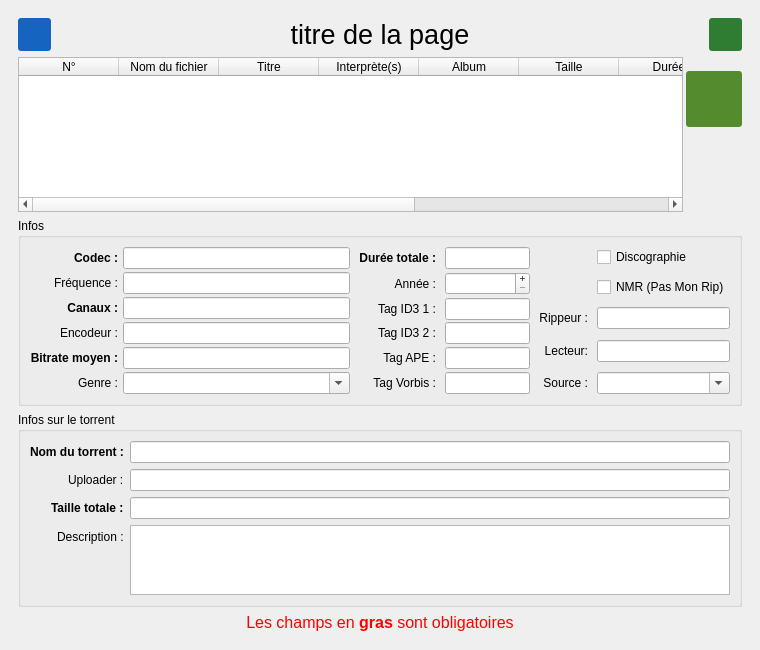
Before: the Qt Designer form tnb_gui.ui in zdimension/t411nfobuilder, drawn with Qt 5.
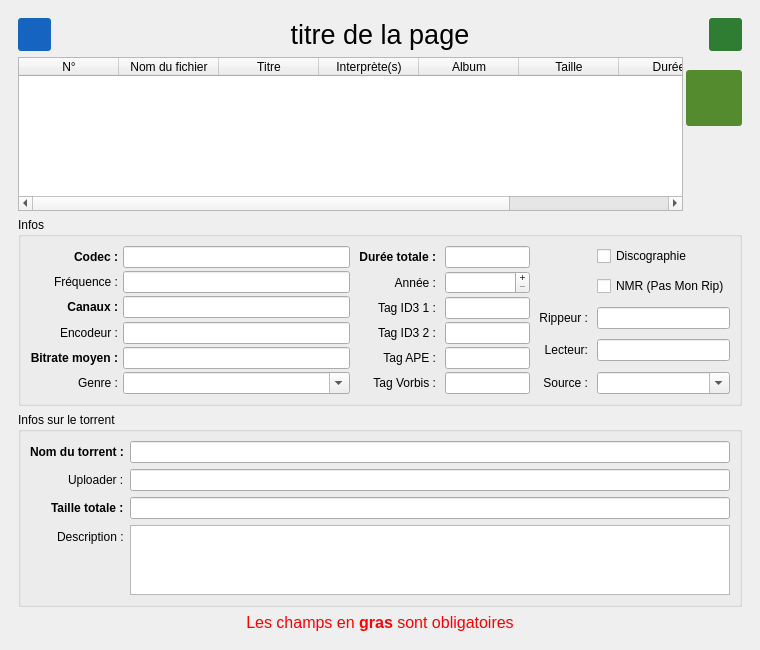
After: the same form once the commit is applied. The open tabs and pages were chosen to show the change. Icons and pictures are not drawn.

```diff
--- a/tnb_gui.ui
+++ b/tnb_gui.ui
@@ -18,8 +18,8 @@
   </property>
   <property name="maximumSize">
    <size>
-    <width>760</width>
-    <height>650</height>
+    <width>16777215</width>
+    <height>16777215</height>
    </size>
   </property>
   <property name="windowTitle">
@@ -449,7 +449,7 @@
                  <enum>Qt::SolidLine</enum>
                 </property>
                 <property name="columnCount">
-                 <number>10</number>
+                 <number>8</number>
                 </property>
                 <attribute name="verticalHeaderVisible">
                  <bool>false</bool>
@@ -500,16 +500,6 @@
                   <string>Bitrate</string>
                  </property>
                 </column>
-                <column>
-                 <property name="text">
-                  <string>filename</string>
-                 </property>
-                </column>
-                <column>
-                 <property name="text">
-                  <string>brate</string>
-                 </property>
-                </column>
                </widget>
               </item>
               <item>
@@ -636,6 +626,12 @@
             </item>
             <item>
              <widget class="QGroupBox" name="horizontalGroupBox_2">
+              <property name="sizePolicy">
+               <sizepolicy hsizetype="Preferred" vsizetype="Maximum">
+                <horstretch>0</horstretch>
+                <verstretch>0</verstretch>
+               </sizepolicy>
+              </property>
               <property name="title">
                <string>Infos</string>
               </property>
@@ -3970,69 +3966,54 @@
                     </widget>
                    </item>
                    <item row="1" column="1">
-                    <spacer name="verticalSpacer">
-                     <property name="orientation">
-                      <enum>Qt::Vertical</enum>
+                    <widget class="QWidget" name="widget_13" native="true">
+                     <property name="sizePolicy">
+                      <sizepolicy hsizetype="Preferred" vsizetype="Preferred">
+                       <horstretch>0</horstretch>
+                       <verstretch>1</verstretch>
+                      </sizepolicy>
                      </property>
-                     <property name="sizeHint" stdset="0">
-                      <size>
-                       <width>20</width>
-                       <height>10</height>
-                      </size>
-                     </property>
-                    </spacer>
+                    </widget>
                    </item>
                    <item row="3" column="1">
-                    <spacer name="verticalSpacer_2">
-                     <property name="orientation">
-                      <enum>Qt::Vertical</enum>
+                    <widget class="QWidget" name="widget_14" native="true">
+                     <property name="sizePolicy">
+                      <sizepolicy hsizetype="Preferred" vsizetype="Preferred">
+                       <horstretch>0</horstretch>
+                       <verstretch>1</verstretch>
+                      </sizepolicy>
                      </property>
-                     <property name="sizeHint" stdset="0">
-                      <size>
-                       <width>20</width>
-                       <height>10</height>
-                      </size>
-                     </property>
-                    </spacer>
+                    </widget>
                    </item>
                    <item row="5" column="1">
-                    <spacer name="verticalSpacer_3">
-                     <property name="orientation">
-                      <enum>Qt::Vertical</enum>
+                    <widget class="QWidget" name="widget_15" native="true">
+                     <property name="sizePolicy">
+                      <sizepolicy hsizetype="Preferred" vsizetype="Preferred">
+                       <horstretch>0</horstretch>
+                       <verstretch>1</verstretch>
+                      </sizepolicy>
                      </property>
-                     <property name="sizeHint" stdset="0">
-                      <size>
-                       <width>20</width>
-                       <height>10</height>
-                      </size>
-                     </property>
-                    </spacer>
+                    </widget>
                    </item>
                    <item row="7" column="1">
-                    <spacer name="verticalSpacer_4">
-                     <property name="orientation">
-                      <enum>Qt::Vertical</enum>
+                    <widget class="QWidget" name="widget_16" native="true">
+                     <property name="sizePolicy">
+                      <sizepolicy hsizetype="Preferred" vsizetype="Preferred">
+                       <horstretch>0</horstretch>
+                       <verstretch>1</verstretch>
+                      </sizepolicy>
                      </property>
-                     <property name="sizeHint" stdset="0">
-                      <size>
-                       <width>20</width>
-                       <height>10</height>
-                      </size>
-                     </property>
-                    </spacer>
+                    </widget>
                    </item>
                    <item row="9" column="1">
-                    <spacer name="verticalSpacer_5">
-                     <property name="orientation">
-                      <enum>Qt::Vertical</enum>
+                    <widget class="QWidget" name="widget_17" native="true">
+                     <property name="sizePolicy">
+                      <sizepolicy hsizetype="Preferred" vsizetype="Preferred">
+                       <horstretch>0</horstretch>
+                       <verstretch>1</verstretch>
+                      </sizepolicy>
                      </property>
-                     <property name="sizeHint" stdset="0">
-                      <size>
-                       <width>20</width>
-                       <height>10</height>
-                      </size>
-                     </property>
-                    </spacer>
+                    </widget>
                    </item>
                   </layout>
                  </item>
@@ -4161,69 +4142,54 @@
                     <widget class="QLineEdit" name="audio_vorbisTag"/>
                    </item>
                    <item row="1" column="1">
-                    <spacer name="verticalSpacer_6">
-                     <property name="orientation">
-                      <enum>Qt::Vertical</enum>
+                    <widget class="QWidget" name="widget_18" native="true">
+                     <property name="sizePolicy">
+                      <sizepolicy hsizetype="Preferred" vsizetype="Preferred">
+                       <horstretch>0</horstretch>
+                       <verstretch>1</verstretch>
+                      </sizepolicy>
                      </property>
-                     <property name="sizeHint" stdset="0">
-                      <size>
-                       <width>20</width>
-                       <height>10</height>
-                      </size>
-                     </property>
-                    </spacer>
+                    </widget>
                    </item>
                    <item row="3" column="1">
-                    <spacer name="verticalSpacer_7">
-                     <property name="orientation">
-                      <enum>Qt::Vertical</enum>
+                    <widget class="QWidget" name="widget_19" native="true">
+                     <property name="sizePolicy">
+                      <sizepolicy hsizetype="Preferred" vsizetype="Preferred">
+                       <horstretch>0</horstretch>
+                       <verstretch>1</verstretch>
+                      </sizepolicy>
                      </property>
-                     <property name="sizeHint" stdset="0">
-                      <size>
-                       <width>20</width>
-                       <height>10</height>
-                      </size>
-                     </property>
-                    </spacer>
+                    </widget>
                    </item>
                    <item row="5" column="1">
-                    <spacer name="verticalSpacer_8">
-                     <property name="orientation">
-                      <enum>Qt::Vertical</enum>
+                    <widget class="QWidget" name="widget_20" native="true">
+                     <property name="sizePolicy">
+                      <sizepolicy hsizetype="Preferred" vsizetype="Preferred">
+                       <horstretch>0</horstretch>
+                       <verstretch>1</verstretch>
+                      </sizepolicy>
                      </property>
-                     <property name="sizeHint" stdset="0">
-                      <size>
-                       <width>20</width>
-                       <height>10</height>
-                      </size>
-                     </property>
-                    </spacer>
+                    </widget>
                    </item>
                    <item row="7" column="1">
-                    <spacer name="verticalSpacer_9">
-                     <property name="orientation">
-                      <enum>Qt::Vertical</enum>
+                    <widget class="QWidget" name="widget_21" native="true">
+                     <property name="sizePolicy">
+                      <sizepolicy hsizetype="Preferred" vsizetype="Preferred">
+                       <horstretch>0</horstretch>
+                       <verstretch>1</verstretch>
+                      </sizepolicy>
                      </property>
-                     <property name="sizeHint" stdset="0">
-                      <size>
-                       <width>20</width>
-                       <height>10</height>
-                      </size>
-                     </property>
-                    </spacer>
+                    </widget>
                    </item>
                    <item row="9" column="1">
-                    <spacer name="verticalSpacer_10">
-                     <property name="orientation">
-                      <enum>Qt::Vertical</enum>
+                    <widget class="QWidget" name="widget_22" native="true">
+                     <property name="sizePolicy">
+                      <sizepolicy hsizetype="Preferred" vsizetype="Preferred">
+                       <horstretch>0</horstretch>
+                       <verstretch>1</verstretch>
+                      </sizepolicy>
                      </property>
-                     <property name="sizeHint" stdset="0">
-                      <size>
-                       <width>20</width>
-                       <height>10</height>
-                      </size>
-                     </property>
-                    </spacer>
+                    </widget>
                    </item>
                   </layout>
                  </item>
@@ -4245,19 +4211,6 @@
                      </property>
                     </widget>
                    </item>
-                   <item row="1" column="1">
-                    <spacer name="verticalSpacer_25">
-                     <property name="orientation">
-                      <enum>Qt::Vertical</enum>
-                     </property>
-                     <property name="sizeHint" stdset="0">
-                      <size>
-                       <width>20</width>
-                       <height>15</height>
-                      </size>
-                     </property>
-                    </spacer>
-                   </item>
                    <item row="2" column="1">
                     <widget class="QCheckBox" name="audio_notMyRip">
                      <property name="text">
@@ -4265,6 +4218,19 @@
                      </property>
                     </widget>
                    </item>
+                   <item row="3" column="1">
+                    <spacer name="verticalSpacer_2">
+                     <property name="orientation">
+                      <enum>Qt::Vertical</enum>
+                     </property>
+                     <property name="sizeHint" stdset="0">
+                      <size>
+                       <width>20</width>
+                       <height>20</height>
+                      </size>
+                     </property>
+                    </spacer>
+                   </item>
                    <item row="4" column="0">
                     <widget class="QLabel" name="label_4">
                      <property name="text">
@@ -4279,14 +4245,14 @@
                     <widget class="QLineEdit" name="audio_ripper"/>
                    </item>
                    <item row="5" column="1">
-                    <spacer name="verticalSpacer_13">
+                    <spacer name="verticalSpacer_3">
                      <property name="orientation">
                       <enum>Qt::Vertical</enum>
                      </property>
                      <property name="sizeHint" stdset="0">
                       <size>
                        <width>20</width>
-                       <height>15</height>
+                       <height>20</height>
                       </size>
                      </property>
                     </spacer>
@@ -4305,14 +4271,14 @@
                     <widget class="QLineEdit" name="audio_cdmodel"/>
                    </item>
                    <item row="7" column="1">
-                    <spacer name="verticalSpacer_14">
+                    <spacer name="verticalSpacer_4">
                      <property name="orientation">
                       <enum>Qt::Vertical</enum>
                      </property>
                      <property name="sizeHint" stdset="0">
                       <size>
                        <width>20</width>
-                       <height>15</height>
+                       <height>20</height>
                       </size>
                      </property>
                     </spacer>
@@ -4388,15 +4354,15 @@
                      </item>
                     </widget>
                    </item>
-                   <item row="3" column="1">
-                    <spacer name="verticalSpacer_11">
+                   <item row="1" column="1">
+                    <spacer name="verticalSpacer">
                      <property name="orientation">
                       <enum>Qt::Vertical</enum>
                      </property>
                      <property name="sizeHint" stdset="0">
                       <size>
                        <width>20</width>
-                       <height>15</height>
+                       <height>20</height>
                       </size>
                      </property>
                     </spacer>
```
Left out of the diff: 212 changed lines with no effect on the pictures.
